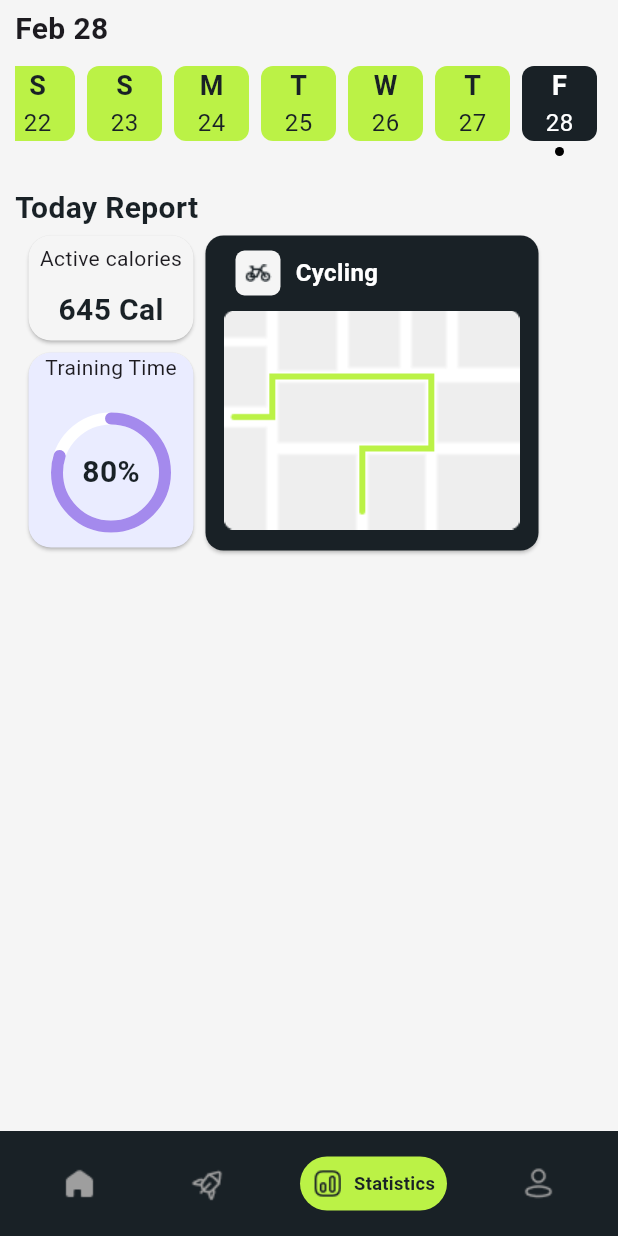
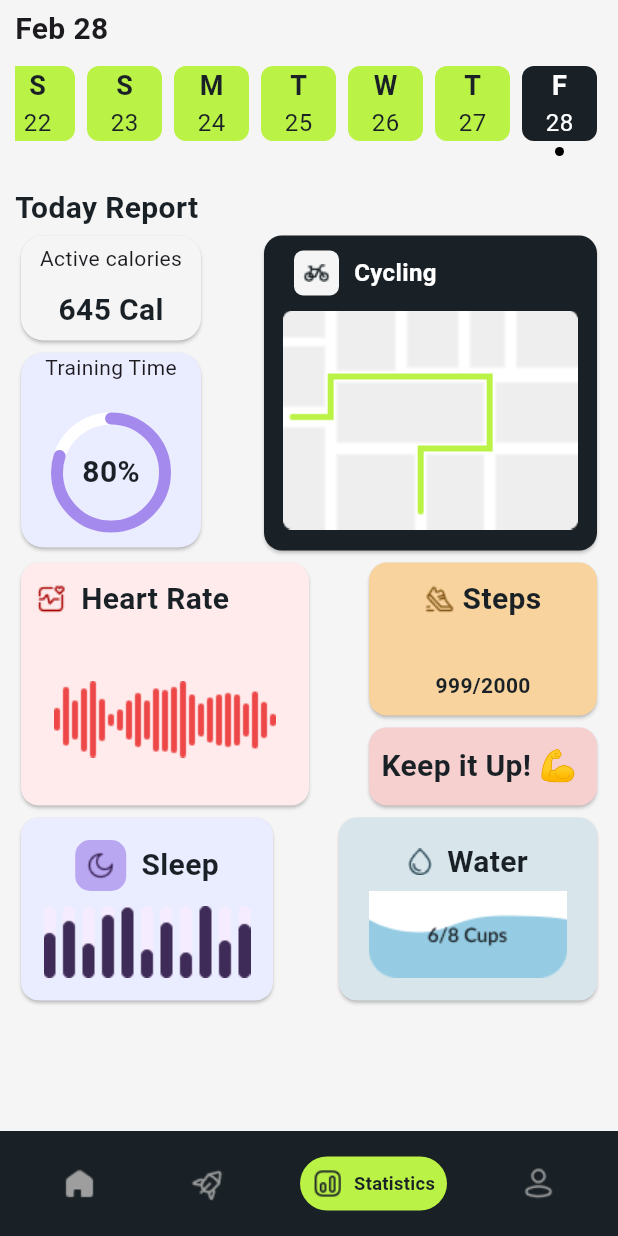
Before and after one commit to SherazArshad001/Fitness_Tracking_App, a Flutter app: the screen it shows after launch, item 3 of the bottom bar chosen, on a phone screen of 412 x 824 dp. Run offline on Flutter 3.47's test engine with Material 3 defaults, Android fonts, the phone set to English and light mode, and no system bars.

Commit message:
Statistics Page Completed

```diff
--- a/lib/core/constants/app_colors.dart
+++ b/lib/core/constants/app_colors.dart
@@ -9,7 +9,9 @@ class AppColors {
   static const Color background = Color(0xFFF5F5F5);
   static const Color cardBackground = Color(0xFF384046);
   static const Color transparent = Colors.transparent;
-  static const Color cardBackground1 = Color(0xffEAECFF);
+  static const Color sleepCardColor = Color(0xffEAECFF);
+
+  static const Color waterCardColor = Color(0xffD8E6EC);
 
   // Text Colors
   static const Color textPrimary = Color(0xff192126);
@@ -20,4 +22,6 @@ class AppColors {
   static const Color heartRateColor = Color(0xffED4747);
   static const Color stepBarColor = Color(0xffFFE8C6);
   static const Color stepBarDarkColor = Color(0xffFCC46F);
+  static const Color heartRateCardColor = Color(0xffFFEBEB);
+  static const Color stepsCardColor = Color(0xffF8D39D);
 }
--- a/lib/core/constants/app_images.dart
+++ b/lib/core/constants/app_images.dart
@@ -5,6 +5,7 @@ class AppImages {
   static const String explore = 'assets/icons/exploreIcon.png';
 
   static const String heartbeat = 'assets/icons/heartbeatIcon.png';
+  static const String hearRate = 'assets/icons/hearRate.png';
 
   static const String home = 'assets/icons/Home.png';
 
@@ -28,6 +29,9 @@ class AppImages {
 
   // ExerciseImages
   static const String exercise1 = 'assets/images/image.png';
+
+  static const String sleep = 'assets/images/sleep.png';
+  static const String waterImage = 'assets/images/waterImage.png';
 
   static const String exercise2 = 'assets/images/image1.png';
 
--- a/lib/core/helper/exercise_helper.dart
+++ b/lib/core/helper/exercise_helper.dart
@@ -22,14 +22,14 @@ class ExerciseHelper {
         title: 'Pull Ups',
         description: '30 Pull Ups a day',
         imagePath: AppImages.exercise3,
-        progress: 20.0,
+        progress: 70.0,
         difficulty: 'Advanced',
       ),
       ExercisePlanModel(
         title: 'Running',
         description: '5 Kilometer a day',
         imagePath: AppImages.exercise4,
-        progress: 20.0,
+        progress: 30.0,
         difficulty: 'Advanced',
       ),
     ];
--- a/lib/features/explore/pages/explore_page.dart
+++ b/lib/features/explore/pages/explore_page.dart
@@ -22,6 +22,7 @@ class ExplorePage extends StatelessWidget {
       backgroundColor: AppColors.background,
       body: SafeArea(
         child: SingleChildScrollView(
+          physics: const BouncingScrollPhysics(),
           scrollDirection: Axis.vertical,
           child: Padding(
             padding: const EdgeInsets.symmetric(vertical: 5, horizontal: 15),
--- a/lib/features/home/widgets/card2.dart
+++ b/lib/features/home/widgets/card2.dart
@@ -11,6 +11,9 @@ class ExerciseProgressCard extends StatelessWidget {
   Widget build(BuildContext context) {
     return Padding(
       padding: const EdgeInsets.symmetric(vertical: 8.0),
+      child: Card(
+        color: AppColors.background,
+        shape: RoundedRectangleBorder(borderRadius: BorderRadius.circular(15)),
         child: Stack(
           children: [
             Row(
@@ -105,6 +108,7 @@ class ExerciseProgressCard extends StatelessWidget {
             ),
           ],
         ),
+      ),
     );
   }
 }
--- a/lib/features/statistics/pages/statistics_page.dart
+++ b/lib/features/statistics/pages/statistics_page.dart
@@ -1,8 +1,12 @@
 import 'package:fitness_tracking_app/core/constants/app_colors.dart';
+import 'package:fitness_tracking_app/core/constants/app_images.dart';
 import 'package:fitness_tracking_app/core/constants/app_text.dart';
 import 'package:fitness_tracking_app/features/statistics/widgets/calories_card.dart';
 import 'package:fitness_tracking_app/features/statistics/widgets/cycling_card.dart';
 import 'package:fitness_tracking_app/features/statistics/widgets/date_container.dart';
+import 'package:fitness_tracking_app/features/statistics/widgets/heart_rate_card.dart';
+import 'package:fitness_tracking_app/features/statistics/widgets/motivated_card.dart';
+import 'package:fitness_tracking_app/features/statistics/widgets/step_card.dart';
 import 'package:fitness_tracking_app/features/statistics/widgets/training_card.dart';
 import 'package:flutter/material.dart';
 
@@ -14,8 +18,11 @@ class StatisticsPage extends StatelessWidget {
     return Scaffold(
       backgroundColor: AppColors.background,
       body: SafeArea(
+        child: SingleChildScrollView(
+          physics: const BouncingScrollPhysics(),
           child: Padding(
-          padding: const EdgeInsets.symmetric(vertical: 5.0, horizontal: 10.0),
+            padding:
+                const EdgeInsets.symmetric(vertical: 5.0, horizontal: 10.0),
             child: Column(
               crossAxisAlignment: CrossAxisAlignment.start,
               children: [
@@ -27,8 +34,6 @@ class StatisticsPage extends StatelessWidget {
                 SizedBox(
                   width: MediaQuery.sizeOf(context).width,
                   height: 218,
-                child: Padding(
-                  padding: const EdgeInsets.symmetric(horizontal: 5.0),
                   child: Row(
                     children: [
                       Column(
@@ -37,15 +42,103 @@ class StatisticsPage extends StatelessWidget {
                           TrainingTimeCard(),
                         ],
                       ),
+                      Spacer(),
                       CyclingCard()
                     ],
                   ),
+                ),
+                SizedBox(
+                  height: 170,
+                  width: MediaQuery.sizeOf(context).width,
+                  child: Row(
+                    children: [
+                      SizedBox(
+                        height: 170,
+                        width: 200,
+                        child: HearRateCard(),
+                      ),
+                      Spacer(),
+                      Column(
+                        children: [
+                          StepsCard(),
+                          MotivateCard(),
+                        ],
+                      )
+                    ],
+                  ),
+                ),
+                SizedBox(
+                  width: MediaQuery.sizeOf(context).width,
+                  height: 130,
+                  child: Row(
+                    children: [
+                      Card(
+                        color: AppColors.sleepCardColor,
+                        child: Padding(
+                          padding: const EdgeInsets.all(15.0),
+                          child: Column(
+                            children: [
+                              Row(
+                                children: [
+                                  DecoratedBox(
+                                    decoration: BoxDecoration(
+                                      borderRadius: BorderRadius.circular(10),
+                                      color: AppColors.trainingBarColor
+                                          .withOpacity(0.7),
+                                    ),
+                                    child: Padding(
+                                      padding: const EdgeInsets.all(8.0),
+                                      child: Image.asset(AppImages.moon),
+                                    ),
+                                  ),
+                                  SizedBox(
+                                    width: 10,
+                                  ),
+                                  LargeText(largeHintText: "Sleep"),
+                                ],
+                              ),
+                              Spacer(),
+                              Image.asset(AppImages.sleep)
+                            ],
+                          ),
+                        ),
+                      ),
+                      Spacer(),
+                      SizedBox(
+                        width: 180,
+                        child: Card(
+                          color: AppColors.waterCardColor,
+                          child: Padding(
+                            padding: const EdgeInsets.all(15.0),
+                            child: Column(
+                              children: [
+                                Row(
+                                  mainAxisAlignment: MainAxisAlignment.center,
+                                  children: [
+                                    Image.asset(
+                                      AppImages.water,
+                                    ),
+                                    SizedBox(
+                                      width: 10,
+                                    ),
+                                    LargeText(largeHintText: "Water")
+                                  ],
+                                ),
+                                Spacer(),
+                                Image.asset(AppImages.waterImage)
+                              ],
+                            ),
+                          ),
+                        ),
+                      )
+                    ],
                   ),
                 )
               ],
             ),
           ),
         ),
+      ),
     );
   }
 }
--- a/lib/features/statistics/widgets/calories_card.dart
+++ b/lib/features/statistics/widgets/calories_card.dart
@@ -1,4 +1,3 @@
-
 import 'package:fitness_tracking_app/core/constants/app_colors.dart';
 import 'package:fitness_tracking_app/core/constants/app_text.dart';
 import 'package:flutter/material.dart';
@@ -18,7 +17,7 @@ class CaloriesCard extends StatelessWidget {
         ),
       ),
       child: SizedBox(
-        width: 110,
+        width: 120,
         height: 70,
         child: Column(
           crossAxisAlignment: CrossAxisAlignment.center,
--- /dev/null
+++ b/lib/features/statistics/widgets/heart_rate_card.dart
@@ -0,0 +1,42 @@
+
+import 'package:fitness_tracking_app/core/constants/app_colors.dart';
+import 'package:fitness_tracking_app/core/constants/app_images.dart';
+import 'package:fitness_tracking_app/core/constants/app_text.dart';
+import 'package:flutter/material.dart';
+
+class HearRateCard extends StatelessWidget {
+  const HearRateCard({
+    super.key,
+  });
+
+  @override
+  Widget build(BuildContext context) {
+    return Card(
+      color: AppColors.heartRateCardColor,
+      child: Column(
+        children: [
+          Padding(
+            padding: const EdgeInsets.all(10.0),
+            child: Row(
+              children: [
+                Image.asset(AppImages.heartbeat),
+                SizedBox(
+                  width: 10,
+                ),
+                LargeText(
+                  largeHintText: 'Heart Rate',
+                ),
+              ],
+            ),
+          ),
+          SizedBox(
+            height: 30,
+          ),
+          Image.asset(
+            AppImages.hearRate,
+          ),
+        ],
+      ),
+    );
+  }
+}
--- /dev/null
+++ b/lib/features/statistics/widgets/motivated_card.dart
@@ -0,0 +1,24 @@
+import 'package:fitness_tracking_app/core/constants/app_colors.dart';
+import 'package:fitness_tracking_app/core/constants/app_text.dart';
+import 'package:flutter/material.dart';
+
+class MotivateCard extends StatelessWidget {
+  const MotivateCard({
+    super.key,
+  });
+
+  @override
+  Widget build(BuildContext context) {
+    return SizedBox(
+      width: 160,
+      height: 60,
+      child: Card(
+        color: AppColors.motivateColor,
+        child: Row(
+          mainAxisAlignment: MainAxisAlignment.center,
+          children: [LargeText(largeHintText: 'Keep it Up! 💪 ')],
+        ),
+      ),
+    );
+  }
+}
--- /dev/null
+++ b/lib/features/statistics/widgets/step_card.dart
@@ -0,0 +1,47 @@
+import 'package:fitness_tracking_app/core/constants/app_colors.dart';
+import 'package:fitness_tracking_app/core/constants/app_images.dart';
+import 'package:fitness_tracking_app/core/constants/app_text.dart';
+import 'package:flutter/material.dart';
+
+class StepsCard extends StatelessWidget {
+  const StepsCard({
+    super.key,
+  });
+
+  @override
+  Widget build(BuildContext context) {
+    return SizedBox(
+      height: 110,
+      width: 160,
+      child: Card(
+        color: AppColors.stepsCardColor,
+        child: Padding(
+          padding: const EdgeInsets.all(10.0),
+          child: Column(
+            mainAxisAlignment: MainAxisAlignment.center,
+            crossAxisAlignment: CrossAxisAlignment.center,
+            children: [
+              Row(
+                mainAxisAlignment: MainAxisAlignment.center,
+                children: [
+                  Image.asset(
+                    AppImages.shoe,
+                  ),
+                  LargeText(largeHintText: ' Steps')
+                ],
+              ),
+              Spacer(),
+              Text(
+                '999/2000',
+                style: TextStyle(
+                  color: AppColors.primaryDark,
+                  fontWeight: FontWeight.w700,
+                ),
+              ),
+            ],
+          ),
+        ),
+      ),
+    );
+  }
+}
--- a/lib/features/statistics/widgets/training_card.dart
+++ b/lib/features/statistics/widgets/training_card.dart
@@ -1,4 +1,3 @@
-
 import 'package:fitness_tracking_app/core/constants/app_colors.dart';
 import 'package:fitness_tracking_app/features/statistics/widgets/training_progress.dart';
 import 'package:flutter/material.dart';
@@ -11,14 +10,14 @@ class TrainingTimeCard extends StatelessWidget {
   @override
   Widget build(BuildContext context) {
     return Card(
-      color: AppColors.cardBackground1,
+      color: AppColors.sleepCardColor,
       shape: RoundedRectangleBorder(
         borderRadius: BorderRadius.circular(
           15,
         ),
       ),
       child: SizedBox(
-        width: 110,
+        width: 120,
         height: 130,
         child: Column(
           crossAxisAlignment: CrossAxisAlignment.center,
```
Also changed, not shown: assets/icons/hearRate.png (added), assets/images/sleep.png (added), assets/images/waterImage.png (added). Lines whose indentation alone changed are shown as unchanged.
